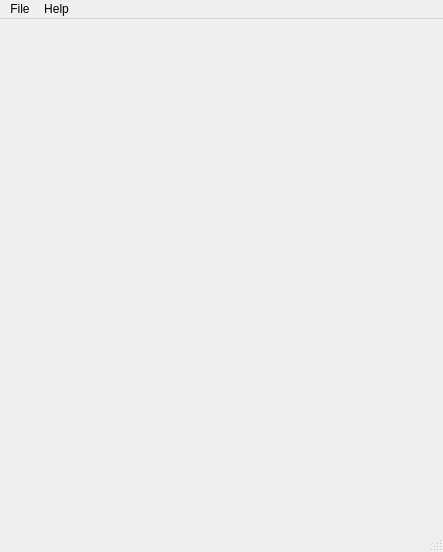
Before: the Qt Designer form src/mainwindow.ui in ni-m/comPortScanner, drawn with Qt 5.
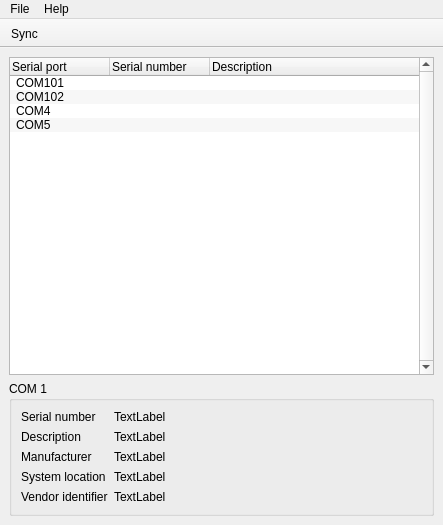
After: the same form once the commit is applied. Icons and pictures are not drawn.

What changed in the file:
```diff
--- a/src/mainwindow.ui
+++ b/src/mainwindow.ui
@@ -7,7 +7,7 @@
     <x>0</x>
     <y>0</y>
     <width>443</width>
-    <height>552</height>
+    <height>525</height>
    </rect>
   </property>
   <property name="windowTitle">
@@ -18,7 +18,161 @@
     <normalon>:/comPortScanner/logo/logo.png</normalon>
    </iconset>
   </property>
-  <widget class="QWidget" name="centralwidget"/>
+  <widget class="QWidget" name="centralwidget">
+   <layout class="QVBoxLayout" name="verticalLayout">
+    <item>
+     <widget class="QTreeWidget" name="treeConnections">
+      <property name="verticalScrollBarPolicy">
+       <enum>Qt::ScrollBarAlwaysOn</enum>
+      </property>
+      <property name="alternatingRowColors">
+       <bool>true</bool>
+      </property>
+      <property name="indentation">
+       <number>3</number>
+      </property>
+      <column>
+       <property name="text">
+        <string>Serial port</string>
+       </property>
+      </column>
+      <column>
+       <property name="text">
+        <string>Serial number</string>
+       </property>
+      </column>
+      <column>
+       <property name="text">
+        <string>Description</string>
+       </property>
+      </column>
+      <item>
+       <property name="text">
+        <string>COM101</string>
+       </property>
+       <property name="text">
+        <string/>
+       </property>
+       <property name="text">
+        <string/>
+       </property>
+      </item>
+      <item>
+       <property name="text">
+        <string>COM102</string>
+       </property>
+       <property name="text">
+        <string/>
+       </property>
+       <property name="text">
+        <string/>
+       </property>
+      </item>
+      <item>
+       <property name="text">
+        <string>COM4</string>
+       </property>
+       <property name="text">
+        <string/>
+       </property>
+       <property name="text">
+        <string/>
+       </property>
+      </item>
+      <item>
+       <property name="text">
+        <string>COM5</string>
+       </property>
+       <property name="text">
+        <string/>
+       </property>
+       <property name="text">
+        <string/>
+       </property>
+      </item>
+     </widget>
+    </item>
+    <item>
+     <widget class="QGroupBox" name="groupSingleConn">
+      <property name="title">
+       <string>COM 1</string>
+      </property>
+      <layout class="QFormLayout" name="formLayout">
+       <item row="0" column="0">
+        <widget class="QLabel" name="lblserialNumber">
+         <property name="text">
+          <string>Serial number</string>
+         </property>
+        </widget>
+       </item>
+       <item row="0" column="1">
+        <widget class="QLabel" name="outSerialNumber">
+         <property name="text">
+          <string>TextLabel</string>
+         </property>
+        </widget>
+       </item>
+       <item row="1" column="0">
+        <widget class="QLabel" name="lblDesc">
+         <property name="text">
+          <string>Description</string>
+         </property>
+        </widget>
+       </item>
+       <item row="1" column="1">
+        <widget class="QLabel" name="outDesc">
+         <property name="text">
+          <string>TextLabel</string>
+         </property>
+        </widget>
+       </item>
+       <item row="2" column="0">
+        <widget class="QLabel" name="lblManufacturer">
+         <property name="text">
+          <string>Manufacturer</string>
+         </property>
+        </widget>
+       </item>
+       <item row="2" column="1">
+        <widget class="QLabel" name="outManufacturer">
+         <property name="text">
+          <string>TextLabel</string>
+         </property>
+        </widget>
+       </item>
+       <item row="3" column="0">
+        <widget class="QLabel" name="lblSysLoc">
+         <property name="text">
+          <string>System location</string>
+         </property>
+        </widget>
+       </item>
+       <item row="3" column="1">
+        <widget class="QLabel" name="outSystemLocation">
+         <property name="text">
+          <string>TextLabel</string>
+         </property>
+        </widget>
+       </item>
+       <item row="4" column="0">
+        <widget class="QLabel" name="lblVendorId">
+         <property name="text">
+          <string>Vendor identifier</string>
+         </property>
+        </widget>
+       </item>
+       <item row="4" column="1">
+        <widget class="QLabel" name="outVendorId">
+         <property name="text">
+          <string>TextLabel</string>
+         </property>
+        </widget>
+       </item>
+      </layout>
+     </widget>
+    </item>
+   </layout>
+  </widget>
   <widget class="QMenuBar" name="menubar">
    <property name="geometry">
     <rect>
@@ -44,7 +198,21 @@
    <addaction name="menuFile"/>
    <addaction name="menuAbout"/>
   </widget>
-  <widget class="QStatusBar" name="statusbar"/>
+  <widget class="QToolBar" name="toolBar">
+   <property name="windowTitle">
+    <string>toolBar</string>
+   </property>
+   <property name="movable">
+    <bool>false</bool>
+   </property>
+   <attribute name="toolBarArea">
+    <enum>TopToolBarArea</enum>
+   </attribute>
+   <attribute name="toolBarBreak">
+    <bool>false</bool>
+   </attribute>
+   <addaction name="actionSync"/>
+  </widget>
   <action name="actionExit">
    <property name="text">
     <string>Exit</string>
@@ -60,6 +228,15 @@
     <string>About Qt</string>
    </property>
   </action>
+  <action name="actionSync">
+   <property name="icon">
+    <iconset resource="../assets/resource.qrc">
+     <normaloff>:/comPortScanner/icons/outline_sync_black_24dp.png</normaloff>:/comPortScanner/icons/outline_sync_black_24dp.png</iconset>
+   </property>
+   <property name="text">
+    <string>Sync</string>
+   </property>
+  </action>
  </widget>
  <resources>
   <include location="../assets/resource.qrc"/>
```
Left out of the diff: 3 changed lines with no effect on the pictures.
